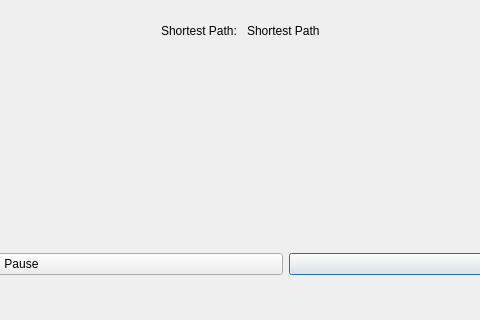
The window that GUI/result.ui (Shotest-Path/Shortest-Path-Main-Repo) describes before a commit, drawn with Qt 5; both pictures show x 270 to 750 and y 0 to 320 of the 1100 by 900 pixel window.
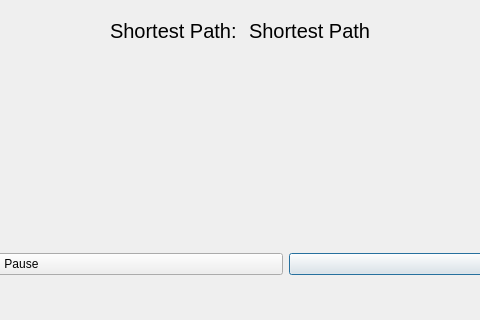
The same window after the commit.

Diff of the .ui file:
```diff
--- a/GUI/result.ui
+++ b/GUI/result.ui
@@ -117,6 +117,11 @@
       </item>
       <item>
        <widget class="QLabel" name="label">
+        <property name="font">
+         <font>
+          <pointsize>15</pointsize>
+         </font>
+        </property>
         <property name="text">
          <string>Shortest Path: </string>
         </property>
@@ -124,6 +129,11 @@
       </item>
       <item>
        <widget class="QLabel" name="shortestPathResultLabel">
+        <property name="font">
+         <font>
+          <pointsize>15</pointsize>
+         </font>
+        </property>
         <property name="text">
          <string>Shortest Path</string>
         </property>
```
